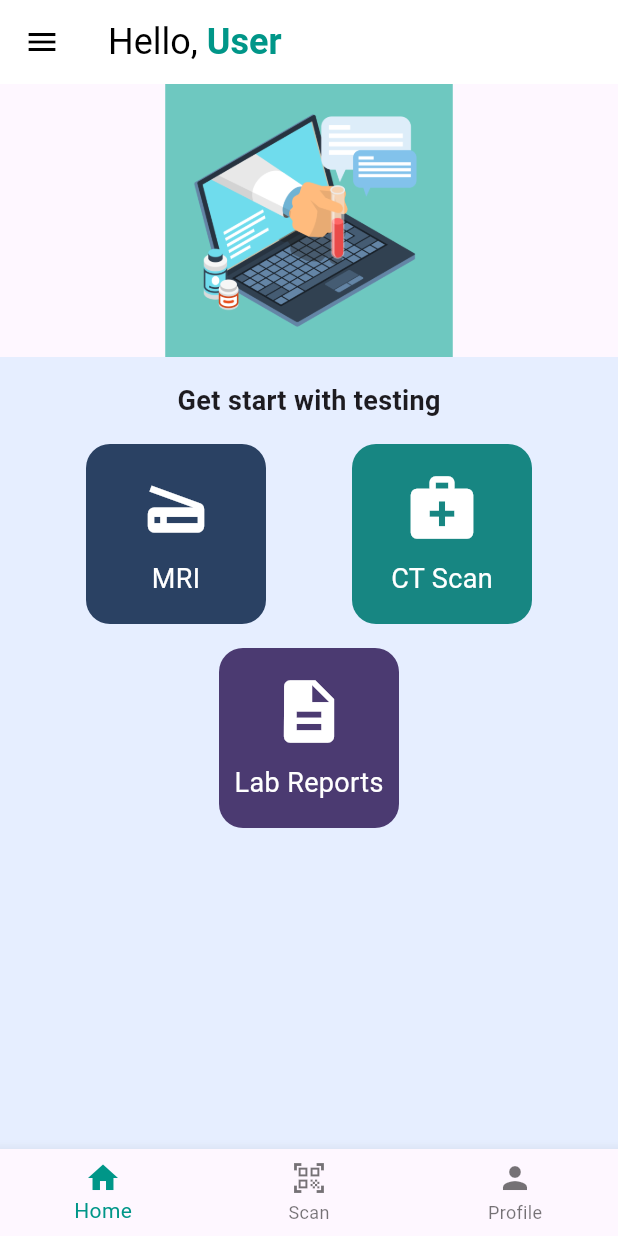
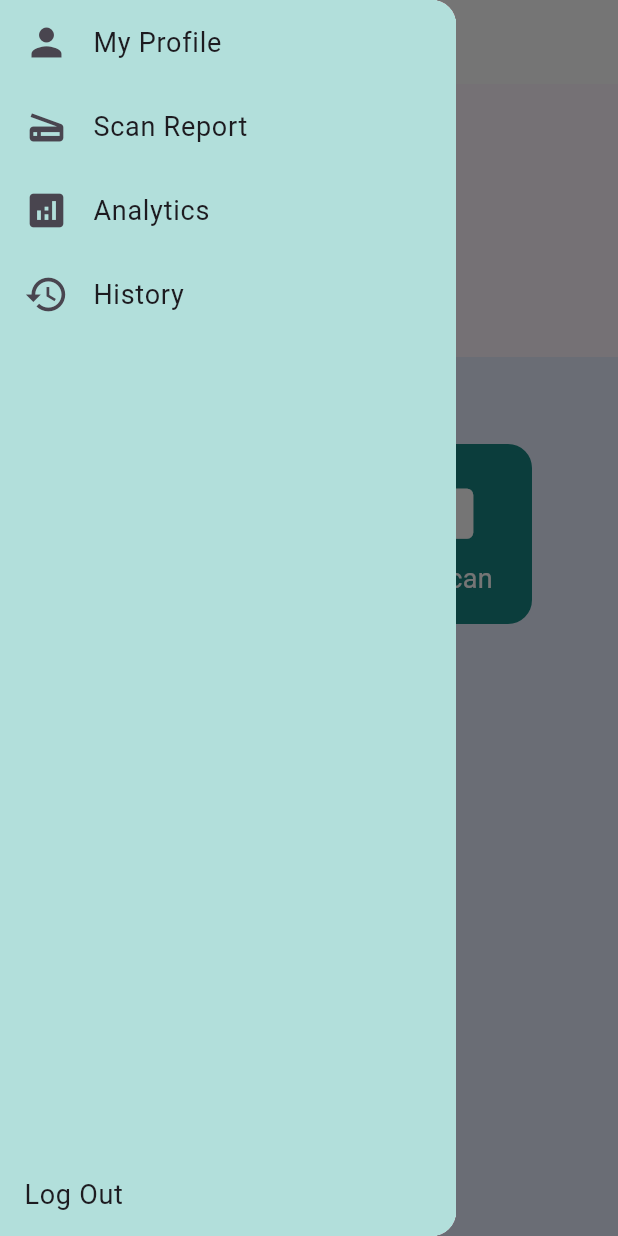
Before and after one commit to subiiiiiii/mediScan, a Flutter app: the HomeScreen screen opened by its route, after a tap on the "menu" icon, on a phone screen of 412 x 824 dp. Run offline on Flutter 3.47's test engine with Material 3 defaults, Android fonts, the phone set to English and light mode, and no system bars; our stand-ins replace camera, fl_chart, image_picker.

Commit message:
added custom drawer

```diff
--- a/lib/main.dart
+++ b/lib/main.dart
@@ -6,6 +6,9 @@ import 'screens/home_screen.dart';
 import 'screens/upload_screen.dart';
 import 'screens/result_screen.dart';
 import 'screens/analytics_screen.dart';
+import 'screens/history_screen.dart'; // Import for the history screen
+import 'screens/profile_screen.dart'; // Import for the profile screen
+import 'screens/camera.dart'; // Import for the camera screen
 
 Future<void> main() async {
   WidgetsFlutterBinding.ensureInitialized();
@@ -28,7 +31,7 @@ class MediScanApp extends StatelessWidget {
         '/signup': (context) => const SignupScreen(),
         '/home': (context) => const HomeScreen(),
         '/upload': (context) => const UploadScreen(),
-        // Update ResultScreen route to not instantiate directly
+        // ResultScreen route with arguments
         '/result': (context) {
           final args = ModalRoute.of(context)!.settings.arguments as Map<String, dynamic>;
           return ResultScreen(
@@ -37,11 +40,12 @@ class MediScanApp extends StatelessWidget {
             imageFile: args['imageFile'],
           );
         },
-        // Update AnalyticsScreen route to not instantiate directly
-        '/analytics': (context) {
-          final args = ModalRoute.of(context)!.settings.arguments as Map<String, dynamic>;
-          return AnalyticsScreen(imageFile: args['imageFile']);
-        },
+        // AnalyticsScreen route with arguments
+        '/analytics': (context) => const AnalyticsScreen(),
+        // Add new routes for the Profile and History screens
+        '/profile': (context) => const ProfileScreen(), // Profile screen route
+        '/history': (context) => const HistoryScreen(), // History screen route
+        '/camera': (context) => const CameraPage(), // Added route for the camera screen
       },
     );
   }
--- /dev/null
+++ b/lib/screens/custom_drawer.dart
@@ -0,0 +1,58 @@
+import 'package:flutter/material.dart';
+
+class CustomDrawer extends StatelessWidget {
+  const CustomDrawer({super.key});
+
+  @override
+  Widget build(BuildContext context) {
+    return Drawer(
+      child: Container(
+        color: const Color(0xFFB2DFDB), // light teal background
+        child: Column(
+          children: [
+            // My Profile Button
+            ListTile(
+              leading: const Icon(Icons.person, size: 30),
+              title: const Text('My Profile', style: TextStyle(fontSize: 18)),
+              onTap: () {
+                Navigator.pushNamed(context, '/profile');
+              },
+            ),
+            // Scan Report Button
+            ListTile(
+              leading: const Icon(Icons.scanner, size: 30),
+              title: const Text('Scan Report', style: TextStyle(fontSize: 18)),
+              onTap: () {
+                Navigator.pushNamed(context, '/upload'); // Updated route
+              },
+            ),
+            // Analytics Button
+            ListTile(
+              leading: const Icon(Icons.analytics, size: 30),
+              title: const Text('Analytics', style: TextStyle(fontSize: 18)),
+              onTap: () {
+                Navigator.pushNamed(context, '/analytics'); // Updated route
+              },
+            ),
+            // History Button
+            ListTile(
+              leading: const Icon(Icons.history, size: 30),
+              title: const Text('History', style: TextStyle(fontSize: 18)),
+              onTap: () {
+                Navigator.pushNamed(context, '/history');
+              },
+            ),
+            const Spacer(),
+            // Log Out Button
+            ListTile(
+              title: const Text('Log Out', style: TextStyle(fontSize: 18)),
+              onTap: () {
+                Navigator.pushNamed(context, '/login');
+              },
+            ),
+          ],
+        ),
+      ),
+    );
+  }
+}
--- a/lib/screens/home_screen.dart
+++ b/lib/screens/home_screen.dart
@@ -1,5 +1,6 @@
 import 'package:flutter/material.dart';
 import 'upload_screen.dart';
+import 'custom_drawer.dart'; // Import the custom drawer
 
 class HomeScreen extends StatelessWidget {
   const HomeScreen({super.key});
@@ -10,10 +11,14 @@ class HomeScreen extends StatelessWidget {
       appBar: AppBar(
         elevation: 0,
         backgroundColor: Colors.white,
-        leading: IconButton(
-          icon: const Icon(Icons.menu, color: Colors.black),
-          onPressed: () {
-            // Handle menu button press
+        leading: Builder(
+          builder: (BuildContext context) {
+            return IconButton(
+              icon: const Icon(Icons.menu, color: Colors.black),
+              onPressed: () {
+                Scaffold.of(context).openDrawer(); // Open the drawer when the menu button is pressed
+              },
+            );
           },
         ),
         title: const Row(
@@ -36,8 +41,8 @@ class HomeScreen extends StatelessWidget {
             ),
           ],
         ),
-
       ),
+      drawer: const CustomDrawer(), // Add the custom drawer here
       body: Column(
         children: [
           Container(
@@ -82,26 +87,6 @@ class HomeScreen extends StatelessWidget {
           ),
         ],
       ),
-      bottomNavigationBar: BottomNavigationBar(
-        items: const <BottomNavigationBarItem>[
-          BottomNavigationBarItem(
-            icon: Icon(Icons.home),
-            label: 'Home',
-          ),
-          BottomNavigationBarItem(
-            icon: Icon(Icons.qr_code_scanner),
-            label: 'Scan',
-          ),
-          BottomNavigationBarItem(
-            icon: Icon(Icons.person),
-            label: 'Profile',
-          ),
-        ],
-        selectedItemColor: Colors.teal,
-        onTap: (index) {
-          // Handle navigation here
-        },
-      ),
     );
   }
 
--- a/lib/screens/upload_screen.dart
+++ b/lib/screens/upload_screen.dart
@@ -1,3 +1,5 @@
+// ignore_for_file: avoid_print
+
 import 'dart:async';
 import 'dart:io';
 import 'package:camera/camera.dart';
--- a/pubspec.yaml
+++ b/pubspec.yaml
@@ -42,6 +42,7 @@ dependencies:
   camera: ^0.11.0+1
   path_provider: ^2.1.3
   path: ^1.9.0
+  fl_chart: ^0.69.0
 
 dev_dependencies:
   flutter_test:
```
Also changed, not shown: lib/screens/analytics_screen.dart (+110 -25 lines), lib/screens/result_screen.dart (+11 -5 lines), pubspec.lock, 1 other file.
